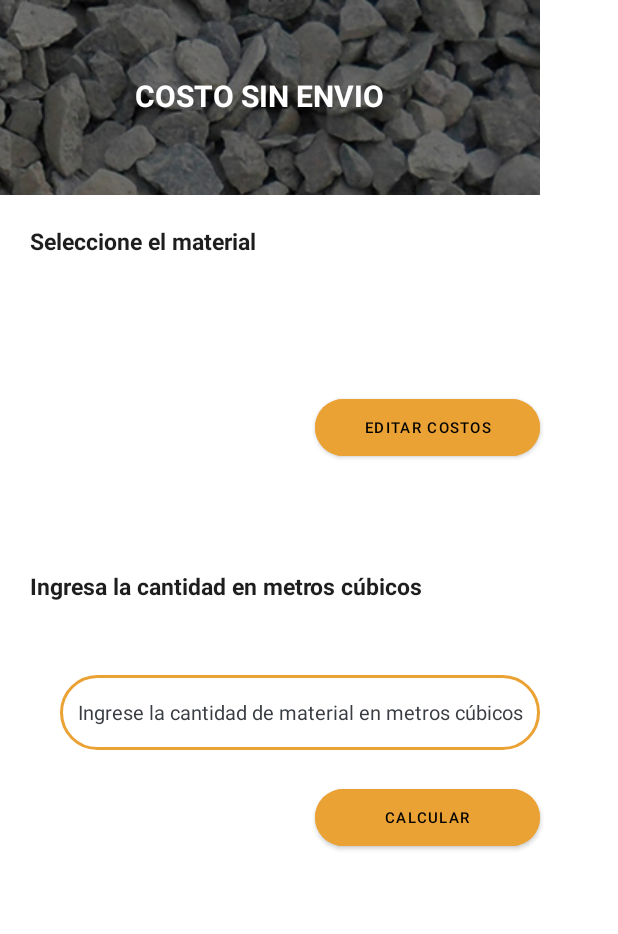
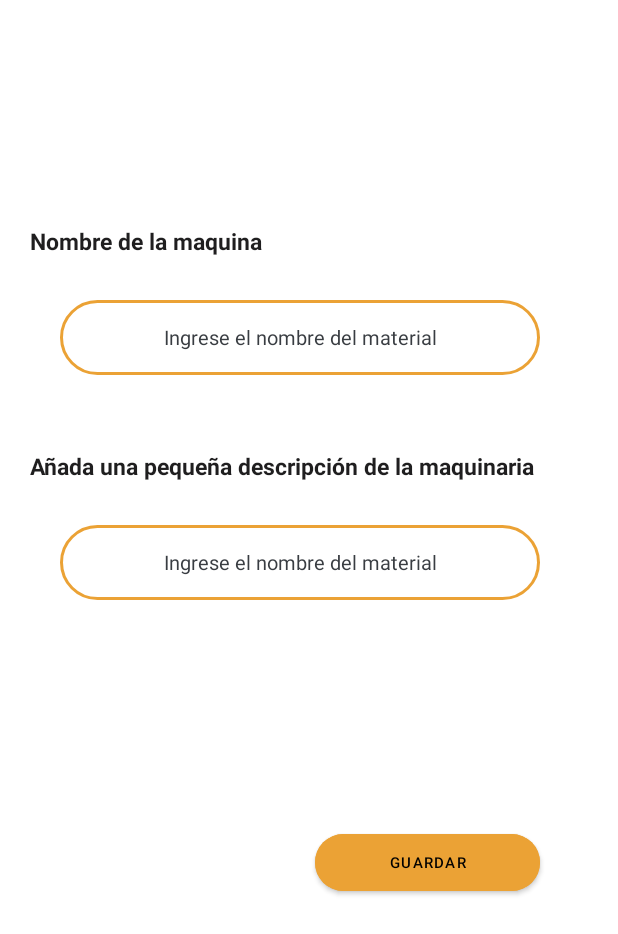
Before and after one commit to MelanyGomez/MaterialApp, an Android app: the layout activity_agregar_maquina.xml on its own in the app's theme, with its tools: preview values and no code run, on a phone screen of 412 x 824 dp. Shown: the top 934 px of the screen. Run offline under Robolectric (Android 15) with nearby library versions, the phone set to English and light mode, and no system bars.

Commit message:
four Commit

```diff
--- a/app/src/main/AndroidManifest.xml
+++ b/app/src/main/AndroidManifest.xml
@@ -12,6 +12,13 @@
         android:supportsRtl="true"
         android:theme="@style/Theme.MaterialApp"
         tools:targetApi="31">
+        <activity
+            android:name=".agregar_maquina"
+            android:exported="false">
+            <meta-data
+                android:name="android.app.lib_name"
+                android:value="" />
+        </activity>
         <activity
             android:name=".editar_costo_materiales"
             android:exported="false">
--- /dev/null
+++ b/app/src/main/java/com/example/materialapp/agregar_maquina.java
@@ -0,0 +1,14 @@
+package com.example.materialapp;
+
+import androidx.appcompat.app.AppCompatActivity;
+
+import android.os.Bundle;
+
+public class agregar_maquina extends AppCompatActivity {
+
+    @Override
+    protected void onCreate(Bundle savedInstanceState) {
+        super.onCreate(savedInstanceState);
+        setContentView(R.layout.activity_agregar_maquina);
+    }
+}
--- a/app/src/main/res/layout/activity_costo_sin_envio.xml
+++ b/app/src/main/res/layout/activity_agregar_maquina.xml
@@ -4,80 +4,52 @@
     xmlns:tools="http://schemas.android.com/tools"
     android:layout_width="match_parent"
     android:layout_height="match_parent"
-    android:background="@color/white"
-    tools:context=".costo_sin_envio">
-
-    <ImageView
-        android:id="@+id/ivSenvp"
-        android:layout_width="360dp"
-        android:layout_height="130dp"
-        app:layout_constraintStart_toStartOf="parent"
-        app:layout_constraintTop_toTopOf="parent"
-        app:srcCompat="@drawable/senv" />
+    tools:context=".agregar_maquina">
     <TextView
-        android:id="@+id/tvButSenvP"
+        android:id="@+id/tv_nombre_maq"
         android:layout_width="wrap_content"
         android:layout_height="wrap_content"
-        android:layout_marginTop="50dp"
-        android:layout_marginLeft="90dp"
-        android:background="@android:color/transparent"
-        android:text="COSTO SIN ENVIO"
-        android:textColor="@color/white"
-        android:textSize="20dp"
-        android:textStyle="bold"
-        app:layout_constraintStart_toStartOf="parent"
-        app:layout_constraintTop_toTopOf="parent" />
-    <TextView
-        android:id="@+id/tv1"
-        android:layout_width="wrap_content"
-        android:layout_height="wrap_content"
+        android:layout_marginTop="150dp"
         android:layout_marginStart="20dp"
-        android:layout_marginTop="150dp"
-        android:text="Seleccione el material"
-        android:textStyle="bold"
-        android:textSize="15dp"
-        android:textColor="@color/black1"
-        app:layout_constraintStart_toStartOf="parent"
-        app:layout_constraintTop_toTopOf="parent" />
-
-    <Button
-        android:id="@+id/butEC"
-        android:layout_width="150dp"
-        android:layout_height="50dp"
-        android:layout_marginStart="210dp"
-        android:layout_marginTop="260dp"
-        android:backgroundTint="@color/yellow2"
-        android:onClick="irEditar_costo_materiales"
-        android:text="Editar costos"
-        android:textColor="@color/black"
-        android:textSize="10dp"
-        app:cornerRadius="20dp"
-        app:layout_constraintStart_toStartOf="parent"
-        app:layout_constraintTop_toTopOf="parent" />
-
-
-
-    <TextView
-        android:id="@+id/tv2"
-        android:layout_width="wrap_content"
-        android:layout_height="wrap_content"
-        android:layout_marginStart="20dp"
-        android:layout_marginTop="380dp"
-        android:text="Ingresa la cantidad en metros cúbicos"
+        android:text="Nombre de la maquina"
         android:textStyle="bold"
         android:textSize="15dp"
         android:textColor="@color/black1"
         app:layout_constraintStart_toStartOf="parent"
         app:layout_constraintTop_toTopOf="parent" />
     <EditText
-        android:id="@+id/et_cantidad_material_SENV"
+        android:id="@+id/et_nombre_maq"
         android:layout_width="320dp"
         android:layout_height="50dp"
-        android:layout_marginTop="450dp"
         android:layout_marginStart="40dp"
-        android:ems="10"
-        android:inputType="number"
-        android:hint="Ingrese la cantidad de material en metros cúbicos"
+        android:layout_marginTop="200dp"
+        android:hint="Ingrese el nombre del material"
+        android:textColor="@color/black"
+        android:gravity="center"
+        android:textSize="13dp"
+        android:textColorHint="@color/gray3"
+        android:background="@drawable/format_field"
+        app:layout_constraintStart_toStartOf="parent"
+        app:layout_constraintTop_toTopOf="parent" />
+    <TextView
+        android:id="@+id/tv_descri_maq"
+        android:layout_width="wrap_content"
+        android:layout_height="wrap_content"
+        android:layout_marginTop="300dp"
+        android:layout_marginStart="20dp"
+        android:text="Añada una pequeña descripción de la maquinaria"
+        android:textStyle="bold"
+        android:textColor="@color/black1"
+        android:textSize="15dp"
+        app:layout_constraintStart_toStartOf="parent"
+        app:layout_constraintTop_toTopOf="parent" />
+    <EditText
+        android:id="@+id/et_descri_maq"
+        android:layout_width="320dp"
+        android:layout_height="50dp"
+        android:layout_marginStart="40dp"
+        android:layout_marginTop="350dp"
+        android:hint="Ingrese el nombre del material"
         android:textColor="@color/black"
         android:gravity="center"
         android:textSize="13dp"
@@ -86,20 +58,16 @@
         app:layout_constraintStart_toStartOf="parent"
         app:layout_constraintTop_toTopOf="parent" />
     <Button
-        android:id="@+id/buCal"
+        android:id="@+id/but_guar_maq"
         android:layout_width="150dp"
         android:layout_height="50dp"
         android:layout_marginStart="210dp"
-        android:layout_marginTop="520dp"
+        android:layout_marginTop="550dp"
+        android:text="Guardar"
+        android:textSize="10dp"
+        app:cornerRadius="20dp"
+        android:textColor="@color/black"
         android:backgroundTint="@color/yellow2"
-        android:text="Calcular"
-        android:textSize="10dp"
-        android:textColor="@color/black"
-        app:cornerRadius="20dp"
         app:layout_constraintStart_toStartOf="parent"
         app:layout_constraintTop_toTopOf="parent" />
-
-
-
-
 </androidx.constraintlayout.widget.ConstraintLayout>
--- a/app/src/main/res/layout/activity_editar_costo_materiales.xml
+++ b/app/src/main/res/layout/activity_editar_costo_materiales.xml
@@ -7,7 +7,7 @@
     android:background="@color/white"
     tools:context=".editar_costo_materiales">
     <TextView
-        android:id="@+id/tv_nombre"
+        android:id="@+id/tv_nombre_mat"
         android:layout_width="wrap_content"
         android:layout_height="wrap_content"
         android:layout_marginTop="150dp"
@@ -19,7 +19,7 @@
         app:layout_constraintStart_toStartOf="parent"
         app:layout_constraintTop_toTopOf="parent" />
     <EditText
-        android:id="@+id/et_nombre_material"
+        android:id="@+id/et_nombre_mat"
         android:layout_width="320dp"
         android:layout_height="50dp"
         android:layout_marginStart="40dp"
@@ -33,7 +33,7 @@
         app:layout_constraintStart_toStartOf="parent"
         app:layout_constraintTop_toTopOf="parent" />
     <TextView
-        android:id="@+id/tv_costo"
+        android:id="@+id/tv_costo_mat"
         android:layout_width="wrap_content"
         android:layout_height="wrap_content"
         android:layout_marginTop="300dp"
@@ -46,7 +46,7 @@
         app:layout_constraintTop_toTopOf="parent" />
 
     <EditText
-        android:id="@+id/et_costo_material"
+        android:id="@+id/et_costo_mat"
         android:layout_width="320dp"
         android:layout_height="50dp"
         android:layout_marginTop="350dp"
@@ -68,7 +68,9 @@
         android:layout_height="50dp"
         android:layout_marginStart="210dp"
         android:layout_marginTop="450dp"
-        android:background="@drawable/format_button"
+        app:cornerRadius="20dp"
+        android:backgroundTint="@color/yellow2"
+        android:textColor="@color/black"
         android:text="Guardar"
         android:textSize="10dp"
         app:layout_constraintStart_toStartOf="parent"
```
